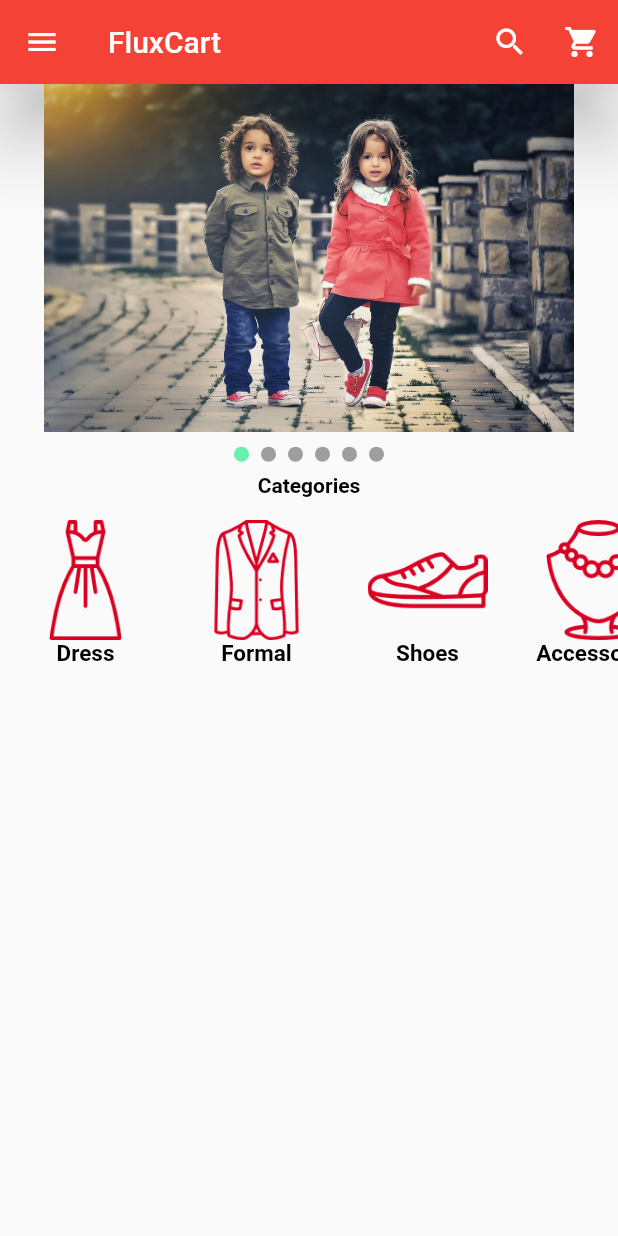
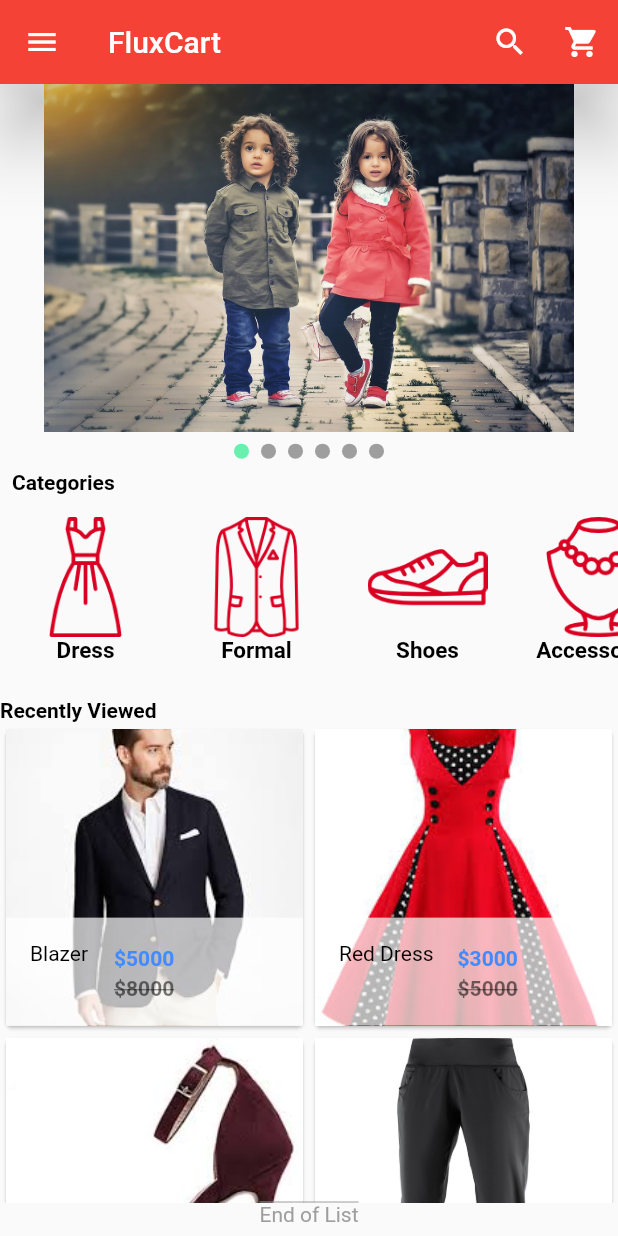
Before and after one commit to Aryan20apr/flux_cart, a Flutter app: the screen it shows after launch, on a phone screen of 412 x 824 dp. Run offline on Flutter 3.47's test engine with Material 2 defaults, Android fonts, the light colour scheme and no system bars; drawn by our look-alikes of carousel_slider, smooth_page_indicator.

Commit message:
Grid View for home screen and product details page

```diff
--- a/lib/constants.dart
+++ b/lib/constants.dart
@@ -1,2 +1,3 @@
 import 'package:flutter/material.dart';
 const kCategoryText=Text('Categories',style: TextStyle(color: Colors.black,fontWeight: FontWeight.bold),textAlign: TextAlign.start,);
+const kRecent=Text('Recently Viewed',style: TextStyle(color: Colors.black,fontWeight: FontWeight.bold),textAlign: TextAlign.start,);
--- /dev/null
+++ b/lib/products_list.dart
@@ -0,0 +1,58 @@
+var product_list = [
+  {
+    'name': 'Blazer',
+    'picture': 'images/products/blazer1.jpeg',
+    'old_price': 8000,
+    'price': 5000,
+    'discount': '',
+    'stock': '',
+  },
+  {
+    'name': 'Red Dress',
+    'picture': 'images/products/dress1.jpeg',
+    'old_price': 5000,
+    'price': 3000,
+    'discount': '',
+    'stock': '',
+  },
+  {
+    'name': 'Heels',
+    'picture': 'images/products/hills1.jpeg',
+    'old_price': 3000,
+    'price': 2500,
+    'discount': '',
+    'stock': '',
+  },
+  {
+    'name': 'Pants',
+    'picture': 'images/products/pants1.jpg',
+    'old_price': 1000,
+    'price': 800,
+    'discount': '',
+    'stock': '',
+  },
+  {
+    'name': 'Pants',
+    'picture': 'images/products/pants1.jpg',
+    'old_price': 1000,
+    'price': 800,
+    'discount': '',
+    'stock': '',
+  },
+  {
+    'name': 'Skirt',
+    'picture': 'images/products/skt2.jpeg',
+    'old_price': 1000,
+    'price': 700,
+    'discount': '',
+    'stock': '',
+  },
+  {
+    'name': 'Shoes',
+    'picture': 'images/products/shoe1.jpg',
+    'old_price': 4000,
+    'price': 1300,
+    'discount': '',
+    'stock': '',
+  },
+];
--- a/lib/screens/home_screen.dart
+++ b/lib/screens/home_screen.dart
@@ -4,12 +4,14 @@ import 'package:carousel_slider/carousel_slider.dart';
 import 'package:smooth_page_indicator/smooth_page_indicator.dart';
 import 'package:flux_cart/constants.dart';
 import 'package:flux_cart/widgetComponents/horizontal_list_view.dart';
+import 'package:flux_cart/widgetComponents/products.dart';
 class HomePage extends StatefulWidget {
   const HomePage({Key? key}) : super(key: key);
-
+  static String id='home_screen';
   @override
   State<HomePage> createState() => _HomePageState();
 }
+
 
 List<String> imgList = [
   ('images/c1.jpg'),
@@ -21,9 +23,9 @@ List<String> imgList = [
 ];
 
 class _HomePageState extends State<HomePage> {
-  int activeIndex=0;
+  int activeIndex = 0;
 
-  var controller=CarouselController();
+  var controller = CarouselController();
   @override
   Widget build(BuildContext context) {
     /*Widget image_coursel = Container(
@@ -117,20 +119,33 @@ class _HomePageState extends State<HomePage> {
         ),
       ),
       body: ListView(
-        children: <Widget>[Column(
-          mainAxisAlignment: MainAxisAlignment.start,
-          crossAxisAlignment: CrossAxisAlignment.center,
-          children: [
+        children: <Widget>[
           buildCarousel(),
-            SizedBox(
+          /*SizedBox(
           height: 10.0,
+        ),*/
+          Padding(
+            padding: const EdgeInsets.only(top: 8.0),
+            child: Center(child: buildSlidingIndicator(activeIndex)),
           ),
-            buildSlidingIndicator(activeIndex),
-            const Padding(padding: EdgeInsets.all(8.0),
-            child: kCategoryText,),
+          const Padding(
+            padding: EdgeInsets.all(8.0),
+            child: kCategoryText,
+          ),
+          //Horizontal List View
           HorizontalList(),
+
+          //Grid View
+          Padding(
+            padding: EdgeInsets.only(top: 8.0),
+            child: kRecent,
+          ),
+          Container(
+            height: 320.0,
+            child: Products(),
+          ),
+          Center(child: const Text('End of List',style: TextStyle(color: Colors.grey,decoration:TextDecoration.overline )))
         ],
-        )],
       ),
     );
   }
@@ -140,30 +155,32 @@ class _HomePageState extends State<HomePage> {
       // margin: EdgeInsets.symmetric(horizontal: 1.0),
       height: 200,
       color: Colors.grey,
-      child: Image.asset(imagePath,
-      fit: BoxFit.cover,),
+      child: Image.asset(
+        imagePath,
+        fit: BoxFit.cover,
+      ),
     );
   }
-  Widget buildSlidingIndicator(int activeIndex)=>AnimatedSmoothIndicator(activeIndex: activeIndex, count:imgList.length,
 
+  Widget buildSlidingIndicator(int activeIndex) => AnimatedSmoothIndicator(
+        activeIndex: activeIndex,
+        count: imgList.length,
         effect: SlideEffect(
             dotWidth: 10,
             dotHeight: 10,
             activeDotColor: Colors.greenAccent,
-      dotColor: Colors.grey
-  ),
-  onDotClicked: (index)=>controller.animateToPage(index),);
+            dotColor: Colors.grey),
+        onDotClicked: (index) => controller.animateToPage(index),
+      );
 
-Widget buildCarousel()
-{
-return CarouselSlider.builder(itemCount: imgList.length,
+  Widget buildCarousel() {
+    return CarouselSlider.builder(
+        itemCount: imgList.length,
         carouselController: controller,
-    itemBuilder: (context,index,realIndex)
-    {
-      final imagePath=imgList[index];
-      return buildImage(imagePath,index);
+        itemBuilder: (context, index, realIndex) {
+          final imagePath = imgList[index];
+          return buildImage(imagePath, index);
         },
-
         options: CarouselOptions(
             viewportFraction: 1,
             // pageSnapping: false,//If false scroll every pixel manually
@@ -172,8 +189,7 @@ return CarouselSlider.builder(itemCount: imgList.length,
             enlargeCenterPage: true,
             enlargeStrategy: CenterPageEnlargeStrategy.scale,
             autoPlayInterval: Duration(seconds: 8),
-        onPageChanged: (index,reason)=>
-            setState(()=>activeIndex=index)));
-
+            onPageChanged: (index, reason) =>
+                setState(() => activeIndex = index)));
   }
 }
--- /dev/null
+++ b/lib/widgetComponents/products.dart
@@ -0,0 +1,83 @@
+import 'package:flutter/material.dart';
+import 'package:flux_cart/screens/product_details.dart';
+import 'package:flux_cart/products_list.dart';
+class Products extends StatefulWidget {
+  const Products({Key? key}) : super(key: key);
+
+  @override
+  State<Products> createState() => _ProductsState();
+}
+
+class _ProductsState extends State<Products> {
+
+  @override
+  Widget build(BuildContext context) {
+    return GridView.builder(
+        gridDelegate:
+            SliverGridDelegateWithFixedCrossAxisCount(crossAxisCount: 2),
+        itemCount: product_list.length,
+        itemBuilder: (BuildContext context, int index) {
+          return Single_product(index: index,
+            name: product_list[index]['name'],
+            picture: product_list[index]['picture'],
+            oldPrice: product_list[index]['old_price'],
+            price: product_list[index]['price'],
+          );
+        });
+  }
+}
+
+class Single_product extends StatelessWidget {
+  const Single_product(
+      {Key? key, this.name, this.picture, this.oldPrice, this.price,required this.index})
+      : super(key: key);
+  final name;
+  final picture;
+  final oldPrice;
+  final price;
+  final int index;
+
+  @override
+  Widget build(BuildContext context) {
+    return Container(
+      child: Card(
+        child: Hero(
+          tag: Text(name),
+          child: Material(
+            child: InkWell(
+              onTap: ()=>
+              Navigator.of(context).push(new MaterialPageRoute(builder: (context)=>ProductDetails(index: index))),//Pass the index of current product
+              child: GridTile(
+                  child: Image.asset(
+                    picture,
+                    fit: BoxFit.cover,
+                  ),
+                  footer: Container(
+                    color: Colors.white70,
+                    child: ListTile(
+                      leading: Text(
+                        name,
+                        style: TextStyle(color: Colors.black),
+                      ),
+                      title: Text(
+                        '\$$price',
+                        style: const TextStyle(
+                            color: Colors.blueAccent,
+                            fontWeight: FontWeight.bold),
+                      ),
+                      subtitle: Text(
+                        '\$$oldPrice',
+                        style: const TextStyle(
+                            color: Colors.black54,
+                            fontWeight: FontWeight.bold,
+                            decoration: TextDecoration.lineThrough),
+                      ),
+                    ),
+                  )),
+            ),
+          ),
+        ),
+      ),
+    );
+  }
+}
--- a/pubspec.yaml
+++ b/pubspec.yaml
@@ -63,6 +63,7 @@ flutter:
   assets:
     - images/
     - images/cats/
+    - images/products/
   #   - images/a_dot_burr.jpeg
   #   - images/a_dot_ham.jpeg
 
```
Also changed, not shown: lib/main.dart (+11 -1 lines), lib/screens/product_details.dart (added, +270 -0 lines). Lines whose indentation alone changed are shown as unchanged.
